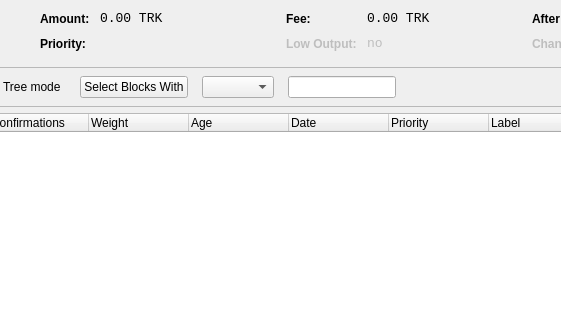
Above: src/qt/forms/coincontroldialog.ui from truckit/Truckcoin before the change; both pictures show x 223 to 784 and y 0 to 320 of the 1000 by 500 pixel window. Below: the same form after it.
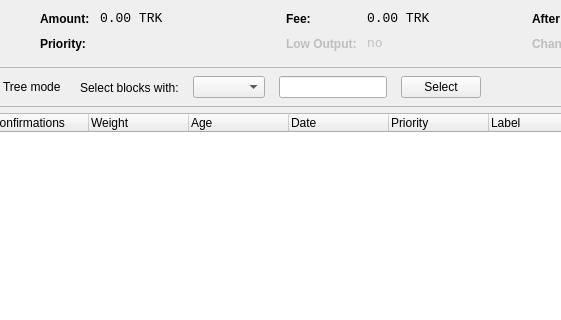
That is the form after the change. Custom widgets are drawn as their Qt base class.

Commit message: Coin control filter combo box UI reorganize

The edit to the form file:
```diff
--- a/src/qt/forms/coincontroldialog.ui
+++ b/src/qt/forms/coincontroldialog.ui
@@ -428,18 +428,21 @@
          </property>
         </widget>
        </item>
-        <item> 
-        <widget class="QPushButton" name="pushButtonCustomCC"> 
-         <property name="text"> 
-          <string>Select Blocks With</string> 
-         </property> 
-        </widget> 
-       </item> 
+          <item>
+           <widget class="QLabel" name="labelSelectBlocksWith">
+            <property name="text">
+             <string>Select blocks with:</string>
+            </property>
+               <property name="leftMargin">
+                <number>14</number>
+               </property>
+           </widget>
+          </item>
        <item> 
         <widget class="QComboBox" name="QComboBoxFilterCoins"/> 
        </item> 
        <item> 
-        <widget class="QLineEdit" name="lineEditCustomCC"> 
+	   <widget class="QLineEdit" name="lineEditCustomCC"> 
          <property name="enabled"> 
           <bool>true</bool> 
          </property> 
@@ -454,6 +457,13 @@
            <width>50</width> 
            <height>0</height> 
           </size> 
+         </property> 
+        </widget> 
+       </item> 
+        <item> 
+        <widget class="QPushButton" name="pushButtonCustomCC"> 
+         <property name="text"> 
+          <string>Select</string> 
          </property> 
         </widget> 
        </item>    
```
Left out of the diff: 2 changed lines with no effect on the pictures.
